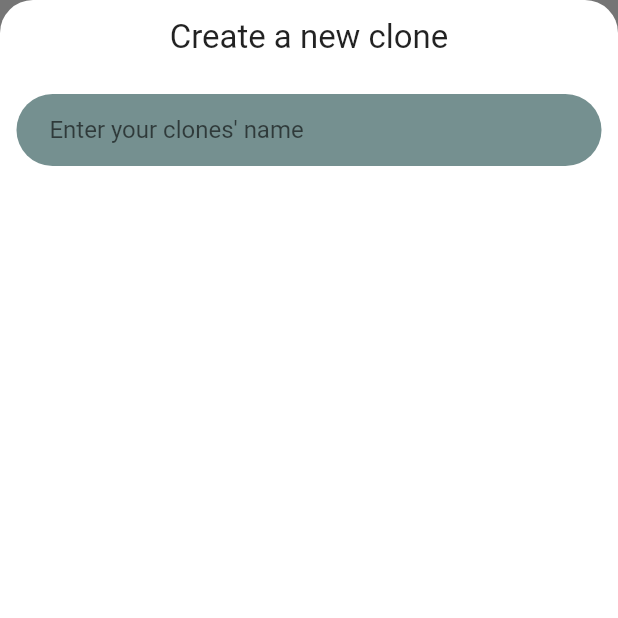
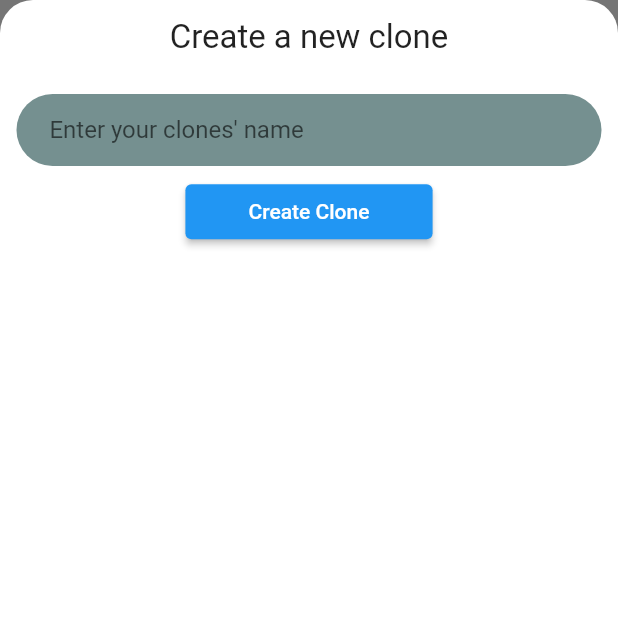
Before and after one commit to Teewhydot/clone_chat, a Flutter app: the AddNewUserScreen screen opened directly, on a phone screen of 412 x 824 dp, the top half of it. Run offline on Flutter 3.47's test engine with Material 2 defaults, Android fonts, the phone set to English and light mode, and no system bars; our stand-ins replace cloud_firestore, firebase_core, flutter_screenutil, internet_connection_checker, loading_indicator, toast; missing offline and left inert: progress_indicator_button; accounts and stored records are empty.

Commit message:
Removed progress button abd blurry modal packages. Implemented new buttons using Loading indicator package.

```diff
--- a/lib/UI/add-new-user-screen.dart
+++ b/lib/UI/add-new-user-screen.dart
@@ -3,7 +3,7 @@ import 'package:flash_chat/Models/constants.dart';
 import 'package:flutter/material.dart';
 import 'package:flutter_screenutil/flutter_screenutil.dart';
 import 'package:internet_connection_checker/internet_connection_checker.dart';
-import 'package:progress_indicator_button/progress_button.dart';
+import 'package:loading_indicator/loading_indicator.dart';
 import 'package:toast/toast.dart';
 import 'package:cloud_firestore/cloud_firestore.dart';
 
@@ -15,9 +15,11 @@ class AddNewUserScreen extends StatefulWidget {
 }
 
 class _AddNewUserScreenState extends State<AddNewUserScreen> {
+  bool isLoading = false;
   @override
   Widget build(BuildContext context) {
     bool hasInternet;
+
     final nav = Navigator.of(context);
     final fireStore = FirebaseFirestore.instance;
     ToastContext().init(context);
@@ -35,13 +37,15 @@ class _AddNewUserScreenState extends State<AddNewUserScreen> {
     }
 
     return Scaffold(
+      resizeToAvoidBottomInset: false,
       body: Container(
         color: const Color(0xff757575),
         child: Container(
           decoration: BoxDecoration(
               color: Colors.white,
               borderRadius: BorderRadius.only(
-                  topLeft: Radius.circular(20.r), topRight: Radius.circular(20.r))),
+                  topLeft: Radius.circular(20.r),
+                  topRight: Radius.circular(20.r))),
           child: Column(
             children: [
               addVerticalSpacing(10),
@@ -53,7 +57,7 @@ class _AddNewUserScreenState extends State<AddNewUserScreen> {
               ),
               addVerticalSpacing(20),
               Padding(
-                padding:  EdgeInsets.only(left: 10.w, right: 10.w),
+                padding: EdgeInsets.only(left: 10.w, right: 10.w),
                 child: TextField(
                   controller: cloneNameController,
                   cursorColor: Colors.black,
@@ -77,7 +81,7 @@ class _AddNewUserScreenState extends State<AddNewUserScreen> {
                       borderRadius: BorderRadius.circular(25.r),
                     ),
                     hintText: "Enter your clones' name",
-                    contentPadding:  EdgeInsets.symmetric(
+                    contentPadding: EdgeInsets.symmetric(
                         vertical: 10.0.h, horizontal: 20.0.w),
                   ),
                 ),
@@ -86,18 +90,8 @@ class _AddNewUserScreenState extends State<AddNewUserScreen> {
               SizedBox(
                 width: 150.w,
                 height: 30.h,
-                child: ProgressButton(
-                  progressIndicatorSize: 10.sp,
-                    borderRadius:  BorderRadius.all(Radius.circular(15.r)),
-                    strokeWidth: 2,
-                    child: Text(
-                      "Create clone",
-                      style: TextStyle(
-                        color: Colors.white,
-                        fontSize: 20.sp,
-                      ),
-                    ),
-                    onPressed: (AnimationController controller) async {
+                child: ElevatedButton(
+                  onPressed: () async {
                     hasInternet =
                         await InternetConnectionChecker().hasConnection;
                     if (cloneNameController.text.isEmpty) {
@@ -111,6 +105,9 @@ class _AddNewUserScreenState extends State<AddNewUserScreen> {
                           gravity: Toast.center,
                           backgroundColor: Colors.amberAccent.shade700);
                     } else {
+                      setState(() {
+                        isLoading = true;
+                      });
                       bool cloneExists =
                           await checkExist(cloneNameController.text.trim());
                       if (cloneExists) {
@@ -118,10 +115,10 @@ class _AddNewUserScreenState extends State<AddNewUserScreen> {
                             backgroundColor: Colors.amberAccent.shade700,
                             duration: Toast.lengthShort,
                             gravity: Toast.center);
-                        } else if (controller.isCompleted) {
-                          controller.reverse();
+                        setState(() {
+                          isLoading = false;
+                        });
                       } else {
-                          controller.forward();
                         await fireStore
                             .collection('clones')
                             .doc(cloneNameController.text)
@@ -131,7 +128,9 @@ class _AddNewUserScreenState extends State<AddNewUserScreen> {
                         addCloneToFirebase(cloneNameController.text);
 
                         cloneNameController.clear();
-                          controller.reset();
+                        setState(() {
+                          isLoading = false;
+                        });
                         nav.pop();
                         Toast.show('Clone created successfully',
                             duration: Toast.lengthShort,
@@ -139,7 +138,22 @@ class _AddNewUserScreenState extends State<AddNewUserScreen> {
                             gravity: Toast.center);
                       }
                     }
-                    }),
+                  },
+                  child: isLoading
+                      ? Row(
+                          children: [
+                            const LoadingIndicator(
+                                indicatorType: Indicator.ballPulse,
+                                colors: [Colors.white],
+                                strokeWidth: 2,
+                                backgroundColor: Colors.transparent,
+                                pathBackgroundColor: Colors.transparent),
+                            addHorizontalSpacing(5),
+                            const Text('Please wait'),
+                          ],
+                        )
+                      : const Text('Create Clone'),
+                ),
               ),
             ],
           ),
--- a/lib/UI/chat-screen.dart
+++ b/lib/UI/chat-screen.dart
@@ -1,3 +1,5 @@
+// ignore_for_file: use_build_context_synchronously
+
 import 'package:flash_chat/Functions/firebase_functions.dart';
 import 'package:flash_chat/Models/chat_model.dart';
 import 'package:flash_chat/Models/constants.dart';
--- a/lib/main.dart
+++ b/lib/main.dart
@@ -2,6 +2,7 @@ import 'package:firebase_core/firebase_core.dart';
 import 'package:flash_chat/Models/chat_model.dart';
 import 'package:flash_chat/Models/themes.dart';
 import 'package:flash_chat/firebase_options.dart';
+import 'package:flash_chat/providers/delete_clone_provider.dart';
 import 'package:flutter/material.dart';
 import 'package:flutter_screenutil/flutter_screenutil.dart';
 import 'package:provider/provider.dart';
@@ -15,6 +16,7 @@ void main() async {
   );
   runApp(MultiProvider( providers: [
     ChangeNotifierProvider(create: (context)=> ChatProvider()),
+    ChangeNotifierProvider(create: (context)=> DeleteCloneProvider()),
   ], child: const MyApp()));
 }
 
--- a/pubspec.yaml
+++ b/pubspec.yaml
@@ -18,9 +18,9 @@ dependencies:
   firebase_core: ^1.22.0
   cloud_firestore: ^3.4.7
   internet_connection_checker: ^0.0.1+4
-  blurry_modal_progress_hud: ^1.0.3
   progress_indicator_button: ^0.0.3
   rename: ^2.0.1
+  loading_indicator: ^3.1.0
 
 dev_dependencies:
   flutter_test:
```
Also changed, not shown: lib/Models/conversationListUi.dart (+23 -28 lines), lib/UI/flash_chatUI.dart (+16 -24 lines), lib/providers/delete_clone_provider.dart (added, +10 -0 lines), pubspec.lock. Lines whose indentation alone changed are shown as unchanged.
